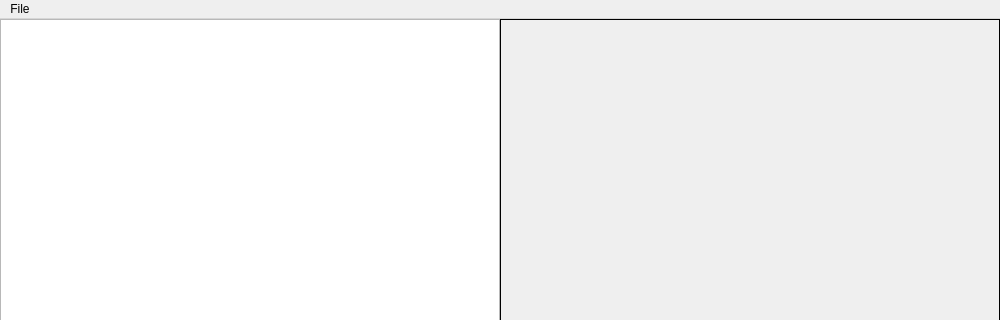
Above: src/UiForm/main_window.ui from Belzico/modelo-anisotropic-diffusion before the change; both pictures show x 0 to 1000 and y 0 to 320 of the 1000 by 744 pixel window. Below: the same form after it.
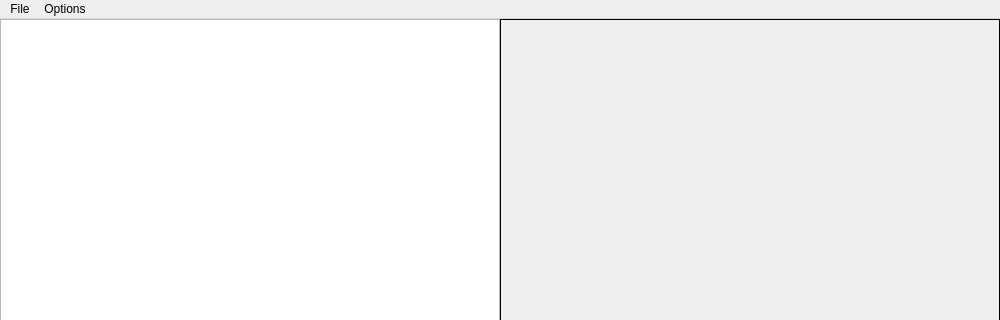
That is the form after the change. Icons and pictures are not drawn.

The edit to the form file:
```diff
--- a/src/UiForm/main_window.ui
+++ b/src/UiForm/main_window.ui
@@ -10,6 +10,12 @@
     <height>744</height>
    </rect>
   </property>
+  <property name="minimumSize">
+   <size>
+    <width>1000</width>
+    <height>744</height>
+   </size>
+  </property>
   <property name="windowTitle">
    <string>Malik-Images</string>
   </property>
@@ -122,7 +128,17 @@
     <addaction name="separator"/>
     <addaction name="actionExit"/>
    </widget>
+   <widget class="QMenu" name="menuOptions">
+    <property name="title">
+     <string>Options</string>
+    </property>
+    <addaction name="actionHelp"/>
+    <addaction name="separator"/>
+    <addaction name="actionAbout_the_Authors"/>
+    <addaction name="actionAbout_the_App"/>
+   </widget>
    <addaction name="menuFile"/>
+   <addaction name="menuOptions"/>
   </widget>
   <widget class="QStatusBar" name="statusbar"/>
   <action name="actionLoad_Image">
```
Left out of the diff: 67 changed lines with no effect on the pictures.
